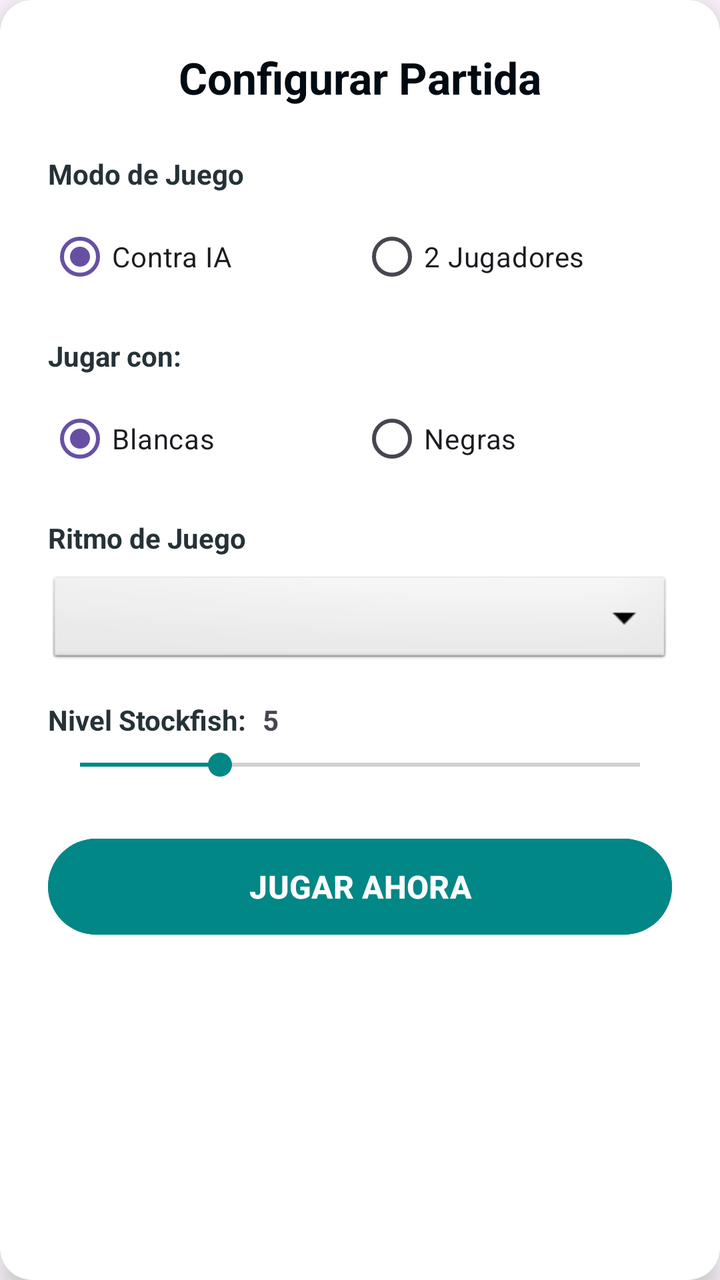
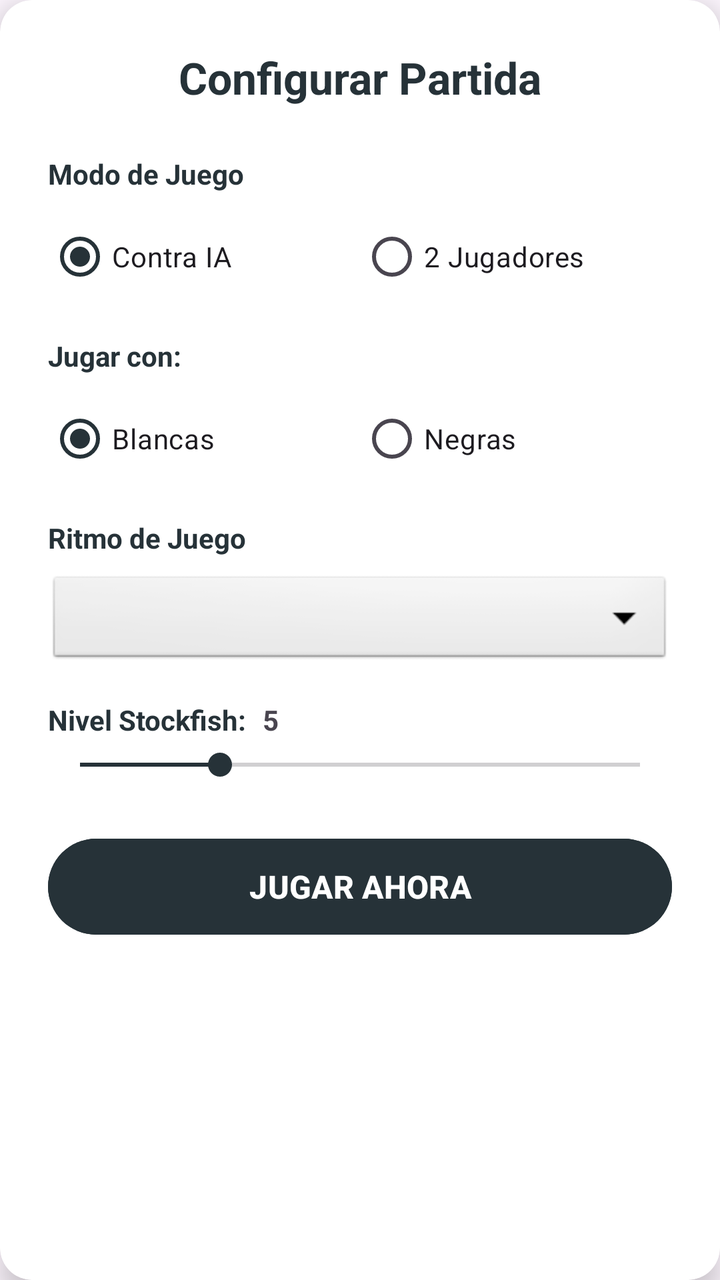

Before-and-after screenshots of an Android layout around one commit, followed by the original layout XML and the change that was made.
<!-- AndroidManifest.xml: application theme Theme.ProyectoAjedrez -->
<!-- res/layout/fragment_game_setup_dialog.xml -->
<?xml version="1.0" encoding="utf-8"?>
<androidx.cardview.widget.CardView xmlns:android="http://schemas.android.com/apk/res/android"
    xmlns:app="http://schemas.android.com/apk/res-auto"
    android:layout_width="match_parent"
    android:layout_height="wrap_content"
    android:layout_margin="24dp"
    app:cardCornerRadius="16dp"
    app:cardElevation="8dp"
    app:cardBackgroundColor="@color/white">

    <ScrollView
        android:layout_width="match_parent"
        android:layout_height="wrap_content">

        <LinearLayout
            android:layout_width="match_parent"
            android:layout_height="wrap_content"
            android:orientation="vertical"
            android:padding="24dp">

            <TextView
                android:layout_width="match_parent"
                android:layout_height="wrap_content"
                android:text="@string/config_titulo"
                android:textSize="22sp"
                android:textColor="@color/purple_700"
                android:textStyle="bold"
                android:gravity="center"
                android:layout_marginBottom="24dp" />

            <TextView
                android:layout_width="wrap_content"
                android:layout_height="wrap_content"
                android:text="@string/config_modo"
                android:textColor="@color/purple_500"
                android:textStyle="bold"
                android:layout_marginBottom="8dp"/>

            <RadioGroup
                android:id="@+id/rgGameMode"
                android:layout_width="match_parent"
                android:layout_height="wrap_content"
                android:orientation="horizontal"
                android:layout_marginBottom="16dp">

                <RadioButton
                    android:id="@+id/rbVsAI"
                    android:layout_width="0dp"
                    android:layout_height="wrap_content"
                    android:layout_weight="1"
                    android:text="@string/modo_vs_ia"
                    android:checked="true"/>

                <RadioButton
                    android:id="@+id/rbVsHuman"
                    android:layout_width="0dp"
                    android:layout_height="wrap_content"
                    android:layout_weight="1"
                    android:text="@string/modo_vs_local" />
            </RadioGroup>

            <LinearLayout
                android:id="@+id/containerSideSelection"
                android:layout_width="match_parent"
                android:layout_height="wrap_content"
                android:orientation="vertical"
                android:layout_marginBottom="16dp">

                <TextView
                    android:layout_width="wrap_content"
                    android:layout_height="wrap_content"
                    android:text="@string/config_bando"
                    android:textColor="@color/purple_500"
                    android:textStyle="bold"
                    android:layout_marginBottom="8dp"/>

                <RadioGroup
                    android:id="@+id/rgSide"
                    android:layout_width="match_parent"
                    android:layout_height="wrap_content"
                    android:orientation="horizontal">

                    <RadioButton
                        android:id="@+id/rbWhite"
                        android:layout_width="0dp"
                        android:layout_height="wrap_content"
                        android:layout_weight="1"
                        android:text="@string/bando_blancas"
                        android:checked="true"/>

                    <RadioButton
                        android:id="@+id/rbBlack"
                        android:layout_width="0dp"
                        android:layout_height="wrap_content"
                        android:layout_weight="1"
                        android:text="@string/bando_negras" />
                </RadioGroup>
            </LinearLayout>

            <TextView
                android:layout_width="wrap_content"
                android:layout_height="wrap_content"
                android:text="@string/config_tiempo"
                android:textColor="@color/purple_500"
                android:textStyle="bold"
                android:layout_marginBottom="8dp"/>

            <Spinner
                android:id="@+id/spinnerTimeDialog"
                android:layout_width="match_parent"
                android:layout_height="48dp"
                android:background="@android:drawable/btn_dropdown"
                android:layout_marginBottom="16dp"/>

            <LinearLayout
                android:id="@+id/containerDifficulty"
                android:layout_width="match_parent"
                android:layout_height="wrap_content"
                android:orientation="vertical"
                android:layout_marginBottom="24dp">

                <LinearLayout
                    android:layout_width="match_parent"
                    android:layout_height="wrap_content"
                    android:orientation="horizontal"
                    android:layout_marginBottom="4dp">

                    <TextView
                        android:layout_width="wrap_content"
                        android:layout_height="wrap_content"
                        android:text="@string/config_nivel_ia"
                        android:textColor="@color/purple_500"
                        android:textStyle="bold"/>

                    <TextView
                        android:id="@+id/tvDifficultyValue"
                        android:layout_width="wrap_content"
                        android:layout_height="wrap_content"
                        android:text="@string/default_difficulty_value"
                        android:textStyle="bold"
                        android:layout_marginStart="8dp"/>
                </LinearLayout>

                <SeekBar
                    android:id="@+id/seekBarDifficultyDialog"
                    android:layout_width="match_parent"
                    android:layout_height="wrap_content"
                    android:max="20"
                    android:progress="5"
                    android:progressTint="@color/teal_700"
                    android:thumbTint="@color/teal_700"/>
            </LinearLayout>

            <Button
                android:id="@+id/btnStartGame"
                android:layout_width="match_parent"
                android:layout_height="56dp"
                android:text="@string/btn_jugar_ahora"
                android:backgroundTint="@color/teal_700"
                android:textColor="@color/white"
                android:textSize="16sp"
                android:textStyle="bold" />

        </LinearLayout>
    </ScrollView>
</androidx.cardview.widget.CardView>
<!-- resources referenced by this layout -->
<resources>
  <color name="purple_500">#263238</color>
  <color name="purple_700">#000a12</color>
  <color name="teal_700">#018786</color>
  <color name="white">#FFFFFFFF</color>
  <string name="bando_blancas">Blancas</string>
  <string name="bando_negras">Negras</string>
  <string name="btn_jugar_ahora">JUGAR AHORA</string>
  <string name="config_bando">Jugar con:</string>
  <string name="config_modo">Modo de Juego</string>
  <string name="config_nivel_ia">Nivel Stockfish:</string>
  <string name="config_tiempo">Ritmo de Juego</string>
  <string name="config_titulo">Configurar Partida</string>
  <string name="default_difficulty_value">5</string>
  <string name="modo_vs_ia">Contra IA</string>
  <string name="modo_vs_local">2 Jugadores</string>
  <style name="Theme.ProyectoAjedrez" parent="Base.Theme.ProyectoAjedrez" />
  <style name="Base.Theme.ProyectoAjedrez" parent="Theme.Material3.DayNight.NoActionBar">
      </style>
</resources>

<!-- the commit's change to res/layout/fragment_game_setup_dialog.xml (unified diff, before → after) -->
@@ -5,8 +5,7 @@
     android:layout_height="wrap_content"
     android:layout_margin="24dp"
     app:cardCornerRadius="16dp"
-    app:cardElevation="8dp"
-    app:cardBackgroundColor="@color/white">
+    app:cardElevation="8dp">
 
     <ScrollView
         android:layout_width="match_parent"
@@ -23,7 +22,7 @@
                 android:layout_height="wrap_content"
                 android:text="@string/config_titulo"
                 android:textSize="22sp"
-                android:textColor="@color/purple_700"
+                android:textColor="?attr/colorPrimary"
                 android:textStyle="bold"
                 android:gravity="center"
                 android:layout_marginBottom="24dp" />
@@ -32,7 +31,7 @@
                 android:layout_width="wrap_content"
                 android:layout_height="wrap_content"
                 android:text="@string/config_modo"
-                android:textColor="@color/purple_500"
+                android:textColor="?attr/colorPrimary"
                 android:textStyle="bold"
                 android:layout_marginBottom="8dp"/>
 
@@ -70,7 +69,7 @@
                     android:layout_width="wrap_content"
                     android:layout_height="wrap_content"
                     android:text="@string/config_bando"
-                    android:textColor="@color/purple_500"
+                    android:textColor="?attr/colorPrimary"
                     android:textStyle="bold"
                     android:layout_marginBottom="8dp"/>
 
@@ -101,7 +100,7 @@
                 android:layout_width="wrap_content"
                 android:layout_height="wrap_content"
                 android:text="@string/config_tiempo"
-                android:textColor="@color/purple_500"
+                android:textColor="?attr/colorPrimary"
                 android:textStyle="bold"
                 android:layout_marginBottom="8dp"/>
 
@@ -129,7 +128,7 @@
                         android:layout_width="wrap_content"
                         android:layout_height="wrap_content"
                         android:text="@string/config_nivel_ia"
-                        android:textColor="@color/purple_500"
+                        android:textColor="?attr/colorPrimary"
                         android:textStyle="bold"/>
 
                     <TextView
@@ -147,8 +146,8 @@
                     android:layout_height="wrap_content"
                     android:max="20"
                     android:progress="5"
-                    android:progressTint="@color/teal_700"
-                    android:thumbTint="@color/teal_700"/>
+                    android:progressTint="?attr/colorPrimary"
+                    android:thumbTint="?attr/colorPrimary"/>
             </LinearLayout>
 
             <Button
@@ -156,8 +155,8 @@
                 android:layout_width="match_parent"
                 android:layout_height="56dp"
                 android:text="@string/btn_jugar_ahora"
-                android:backgroundTint="@color/teal_700"
-                android:textColor="@color/white"
+                android:backgroundTint="?attr/colorPrimary"
+                android:textColor="?attr/colorOnPrimary"
                 android:textSize="16sp"
                 android:textStyle="bold" />
 
<!-- resource entries referenced after the edit -->
@@ -1,7 +1,6 @@
 <!-- resources referenced by this layout -->
 <resources>
   <color name="purple_500">#263238</color>
-  <color name="purple_700">#000a12</color>
   <color name="teal_700">#018786</color>
   <color name="white">#FFFFFFFF</color>
   <string name="bando_blancas">Blancas</string>
@@ -17,6 +16,9 @@
   <string name="modo_vs_local">2 Jugadores</string>
   <style name="Theme.ProyectoAjedrez" parent="Base.Theme.ProyectoAjedrez" />
   <style name="Base.Theme.ProyectoAjedrez" parent="Theme.Material3.DayNight.NoActionBar">
+          <item name="colorPrimary">@color/purple_500</item>
+          <item name="colorOnPrimary">@color/white</item>
+          <item name="colorSecondary">@color/teal_700</item>
       </style>
 </resources>
 
